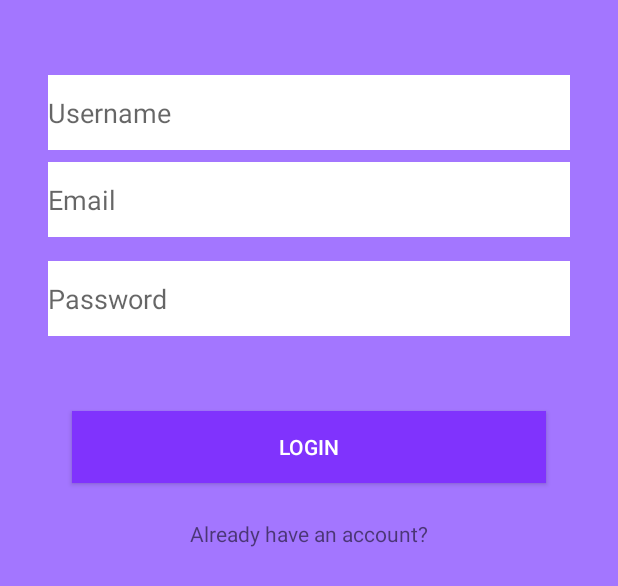
After one commit to kamaljohnson/rit-sanitary-napkins-soft, an Android app: the layout activity_login.xml on its own in the app's theme, with its tools: preview values and no code run, on a phone screen of 412 x 824 dp. The commit adds this screen. Shown: the top 586 px of the screen. Run offline under Robolectric (Android 15) with nearby library versions, the light colour scheme and no system bars.

Commit message:
created design of login activity

```diff
--- a/rit-sanitary-napkins-soft/app/src/main/java/com/example/napkin/QRCodeScanner.kt
+++ b/rit-sanitary-napkins-soft/app/src/main/java/com/xborggames/ivending/QRCodeScanner.kt
@@ -1,4 +1,4 @@
-package com.example.napkin
+package com.xborggames.ivending
 
 import android.Manifest
 import android.annotation.SuppressLint
--- /dev/null
+++ b/rit-sanitary-napkins-soft/app/src/main/res/drawable/firebase_lockup_400.xml
@@ -0,0 +1,4 @@
+<?xml version="1.0" encoding="utf-8"?>
+<selector xmlns:android="http://schemas.android.com/apk/res/android">
+
+</selector>
--- /dev/null
+++ b/rit-sanitary-napkins-soft/app/src/main/res/layout/activity_login.xml
@@ -0,0 +1,63 @@
+<?xml version="1.0" encoding="utf-8"?>
+<android.support.constraint.ConstraintLayout
+        xmlns:android="http://schemas.android.com/apk/res/android"
+        xmlns:tools="http://schemas.android.com/tools"
+        xmlns:app="http://schemas.android.com/apk/res-auto"
+        android:layout_width="match_parent"
+        android:layout_height="match_parent"
+        tools:context=".LoginActivity" android:background="@color/colorAccent">
+    <EditText
+            android:layout_width="0dp"
+            android:layout_height="50dp"
+            android:inputType="textPersonName"
+            android:text=""
+            android:ems="10"
+            android:id="@+id/editText"
+            app:layout_constraintStart_toStartOf="@+id/editText3"
+            app:layout_constraintEnd_toEndOf="@+id/editText3"
+            android:background="@color/colorPrimary"
+            android:hint="Email" android:layout_marginTop="8dp" app:layout_constraintTop_toBottomOf="@+id/editText3"/>
+    <EditText
+            android:layout_width="0dp"
+            android:layout_height="50dp"
+            android:inputType="textPersonName"
+            android:text=""
+            android:ems="10"
+            android:id="@+id/editText2" android:layout_marginTop="16dp"
+            app:layout_constraintTop_toBottomOf="@+id/editText"
+            app:layout_constraintEnd_toEndOf="@+id/editText" app:layout_constraintStart_toStartOf="@+id/editText"
+            android:background="@color/colorPrimary"
+            android:hint="Password"/>
+    <EditText
+            android:layout_width="0dp"
+            android:layout_height="50dp"
+            android:inputType="textPersonName"
+            android:text=""
+            android:ems="10"
+            android:id="@+id/editText3" android:layout_marginTop="50dp"
+            app:layout_constraintTop_toTopOf="parent" android:layout_marginEnd="32dp"
+            app:layout_constraintEnd_toEndOf="parent" android:layout_marginRight="32dp"
+            android:layout_marginStart="32dp"
+            app:layout_constraintStart_toStartOf="parent" android:layout_marginLeft="32dp"
+            android:background="@color/colorPrimary"
+            android:hint="Username"
+    />
+    <Button
+            android:text="Login"
+            android:layout_width="0dp"
+            android:layout_height="wrap_content"
+            android:id="@+id/button" android:layout_marginTop="50dp"
+            app:layout_constraintTop_toBottomOf="@+id/editText2" app:layout_constraintEnd_toEndOf="@+id/editText2"
+            app:layout_constraintStart_toStartOf="@+id/editText2" android:layout_marginRight="16dp"
+            android:layout_marginEnd="16dp" android:layout_marginLeft="16dp" android:layout_marginStart="16dp"
+            android:background="@color/colorPrimaryDark"
+            android:textColor="@color/colorPrimary"
+    />
+    <TextView
+            android:text="Already have an account?"
+            android:layout_width="wrap_content"
+            android:layout_height="wrap_content"
+            android:id="@+id/textView3" android:layout_marginTop="24dp"
+            app:layout_constraintTop_toBottomOf="@+id/button" app:layout_constraintEnd_toEndOf="@+id/button"
+            app:layout_constraintStart_toStartOf="@+id/button"/>
+</android.support.constraint.ConstraintLayout>
--- a/rit-sanitary-napkins-soft/app/src/main/res/layout/activity_qrcode_scanner.xml
+++ b/rit-sanitary-napkins-soft/app/src/main/res/layout/activity_qrcode_scanner.xml
@@ -17,7 +17,6 @@
             android:layout_marginStart="32dp" android:layout_marginRight="32dp" android:layout_marginEnd="32dp"/>
 
     <TextView
-            android:text="@string/please_focus_on_the_qr_code"
             android:layout_width="wrap_content"
             android:layout_height="wrap_content"
             android:id="@+id/tv_barcode" android:layout_marginTop="8dp"
--- a/rit-sanitary-napkins-soft/app/src/main/res/values/colors.xml
+++ b/rit-sanitary-napkins-soft/app/src/main/res/values/colors.xml
@@ -1,6 +1,7 @@
 <?xml version="1.0" encoding="utf-8"?>
 <resources>
-    <color name="colorPrimary">#FF7240</color>
-    <color name="colorPrimaryDark">#95DDFF</color>
-    <color name="colorAccent">#202020</color>
+    <color name="colorPrimary">#FFFFFF</color>
+    <color name="colorPrimaryDark">#8033FD</color>
+    <color name="colorAccent">#A376FF</color>
+    <color name="colorText">#3A2064</color>
 </resources>
--- /dev/null
+++ b/rit-sanitary-napkins-soft/app/src/main/res/values/dimens.xml
@@ -0,0 +1,5 @@
+<resources>
+    <!-- Default screen margins, per the Android Design guidelines. -->
+    <dimen name="activity_horizontal_margin">16dp</dimen>
+    <dimen name="activity_vertical_margin">16dp</dimen>
+</resources>
--- a/rit-sanitary-napkins-soft/build.gradle
+++ b/rit-sanitary-napkins-soft/build.gradle
@@ -10,6 +10,7 @@ buildscript {
     dependencies {
         classpath 'com.android.tools.build:gradle:3.4.0'
         classpath "org.jetbrains.kotlin:kotlin-gradle-plugin:$kotlin_version"
+        classpath 'com.google.gms:google-services:4.2.0'
         // NOTE: Do not place your application dependencies here; they belong
         // in the individual module build.gradle files
     }
```
Also changed, not shown: rit-sanitary-napkins-soft/app/build.gradle (+8 -1 lines), rit-sanitary-napkins-soft/app/src/main/AndroidManifest.xml (+11 -1 lines), rit-sanitary-napkins-soft/app/src/main/java/com/xborggames/ivending/LoginActivity.kt (added, +12 -0 lines), rit-sanitary-napkins-soft/app/src/main/java/com/xborggames/ivending/MainActivity.kt (renamed from rit-sanitary-napkins-soft/app/src/main/java/com/example/napkin/MainActivity.kt, +3 -4 lines), rit-sanitary-napkins-soft/app/src/main/res/layout/activity_main.xml (+15 -11 lines), rit-sanitary-napkins-soft/app/src/main/res/values/strings.xml (+9 -0 lines), 4 other files.
